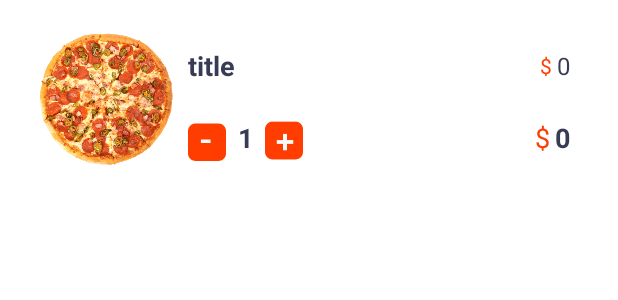
After one commit to George-Bac/food-delivery, an Android app: the layout viewholder_cart.xml on its own in the app's theme, with its tools: preview values and no code run, on a phone screen of 412 x 824 dp. The commit adds this screen. Shown: the top 300 px of the screen. Run offline under Robolectric (Android 15) with nearby library versions, the phone set to English and light mode, and no system bars.

Commit message:
Define the layout for the cart recycler view adapter view holder and add new method in the cart management for adding / remove items of a certain type and calculating the total price

```diff
--- /dev/null
+++ b/app/src/main/res/layout/viewholder_cart.xml
@@ -0,0 +1,113 @@
+<?xml version="1.0" encoding="utf-8"?>
+<androidx.constraintlayout.widget.ConstraintLayout xmlns:android="http://schemas.android.com/apk/res/android"
+  xmlns:app="http://schemas.android.com/apk/res-auto"
+  xmlns:tools="http://schemas.android.com/tools"
+  android:layout_width="match_parent"
+  android:layout_height="wrap_content"
+  android:layout_marginHorizontal="16dp"
+  android:layout_marginVertical="10dp"
+  android:elevation="3dp">
+
+  <ImageView
+    android:id="@+id/individualItemPic"
+    android:layout_width="100dp"
+    android:layout_height="100dp"
+    android:layout_margin="5dp"
+    app:layout_constraintBottom_toBottomOf="parent"
+    app:layout_constraintStart_toStartOf="parent"
+    app:layout_constraintTop_toTopOf="parent"
+    app:srcCompat="@drawable/pop_1" />
+
+  <TextView
+    android:id="@+id/itemTitleTextView"
+    android:layout_width="wrap_content"
+    android:layout_height="wrap_content"
+    android:layout_marginStart="4dp"
+    android:layout_marginTop="16dp"
+    android:text="title"
+    android:textColor="@color/dark_indigo"
+    android:textSize="18sp"
+    android:textStyle="bold"
+    app:layout_constraintStart_toEndOf="@+id/individualItemPic"
+    app:layout_constraintTop_toTopOf="@+id/individualItemPic" />
+
+  <ImageView
+    android:id="@+id/itemCartMinusButton"
+    android:layout_width="wrap_content"
+    android:layout_height="wrap_content"
+    android:layout_marginBottom="8dp"
+    app:layout_constraintBottom_toBottomOf="@+id/individualItemPic"
+    app:layout_constraintStart_toStartOf="@+id/itemTitleTextView"
+    app:srcCompat="@drawable/minus" />
+
+  <TextView
+    android:id="@+id/numberItemTextView"
+    android:layout_width="wrap_content"
+    android:layout_height="wrap_content"
+    android:layout_marginHorizontal="8dp"
+    android:text="1"
+    android:textColor="@color/dark_indigo"
+    android:textSize="18sp"
+    android:textStyle="bold"
+    app:layout_constraintBottom_toBottomOf="@+id/itemCartMinusButton"
+    app:layout_constraintStart_toEndOf="@+id/itemCartMinusButton"
+    app:layout_constraintTop_toTopOf="@+id/itemCartMinusButton" />
+
+  <ImageView
+    android:id="@+id/itemCartPlusButton"
+    android:layout_width="wrap_content"
+    android:layout_height="wrap_content"
+    android:layout_marginStart="8dp"
+    app:layout_constraintBottom_toBottomOf="@+id/numberItemTextView"
+    app:layout_constraintStart_toEndOf="@+id/numberItemTextView"
+    app:layout_constraintTop_toTopOf="@+id/numberItemTextView"
+    app:srcCompat="@drawable/plus" />
+
+  <TextView
+    android:id="@+id/itemFeeTextView"
+    android:layout_width="wrap_content"
+    android:layout_height="wrap_content"
+    android:layout_marginEnd="16dp"
+    android:text="0"
+    android:textColor="@color/dark_indigo"
+    android:textSize="16sp"
+    app:layout_constraintBottom_toBottomOf="@+id/itemTitleTextView"
+    app:layout_constraintEnd_toEndOf="parent"
+    app:layout_constraintTop_toTopOf="@+id/itemTitleTextView" />
+
+  <TextView
+    android:id="@+id/textView19"
+    android:layout_width="wrap_content"
+    android:layout_height="wrap_content"
+    android:layout_marginEnd="3dp"
+    android:text="$"
+    android:textColor="@color/orange_red"
+    app:layout_constraintBottom_toBottomOf="@+id/itemFeeTextView"
+    app:layout_constraintEnd_toStartOf="@+id/itemFeeTextView"
+    app:layout_constraintTop_toTopOf="@+id/itemFeeTextView" />
+
+  <TextView
+    android:id="@+id/itemTotalPriceTextView"
+    android:layout_width="wrap_content"
+    android:layout_height="wrap_content"
+    android:text="0"
+    android:textColor="@color/dark_indigo"
+    android:textSize="18sp"
+    android:textStyle="bold"
+    app:layout_constraintBottom_toBottomOf="@+id/itemCartPlusButton"
+    app:layout_constraintEnd_toEndOf="@+id/itemFeeTextView"
+    app:layout_constraintTop_toTopOf="@+id/itemCartPlusButton" />
+
+  <TextView
+    android:id="@+id/textView21"
+    android:layout_width="wrap_content"
+    android:layout_height="wrap_content"
+    android:layout_marginEnd="3dp"
+    android:text="$"
+    android:textColor="@color/orange_red"
+    android:textSize="18sp"
+    app:layout_constraintBottom_toBottomOf="@+id/itemTotalPriceTextView"
+    app:layout_constraintEnd_toStartOf="@+id/itemTotalPriceTextView"
+    app:layout_constraintTop_toTopOf="@+id/itemTotalPriceTextView" />
+
+</androidx.constraintlayout.widget.ConstraintLayout>
```
Also changed, not shown: app/src/main/java/com/endava/fooddelivery/adapter/CartRecyclerViewAdapter.java (+28 -4 lines), app/src/main/java/com/endava/fooddelivery/helper/ManagementCart.java (+28 -2 lines), app/src/main/java/com/endava/fooddelivery/helper/TinyDB.java (+45 -44 lines).
